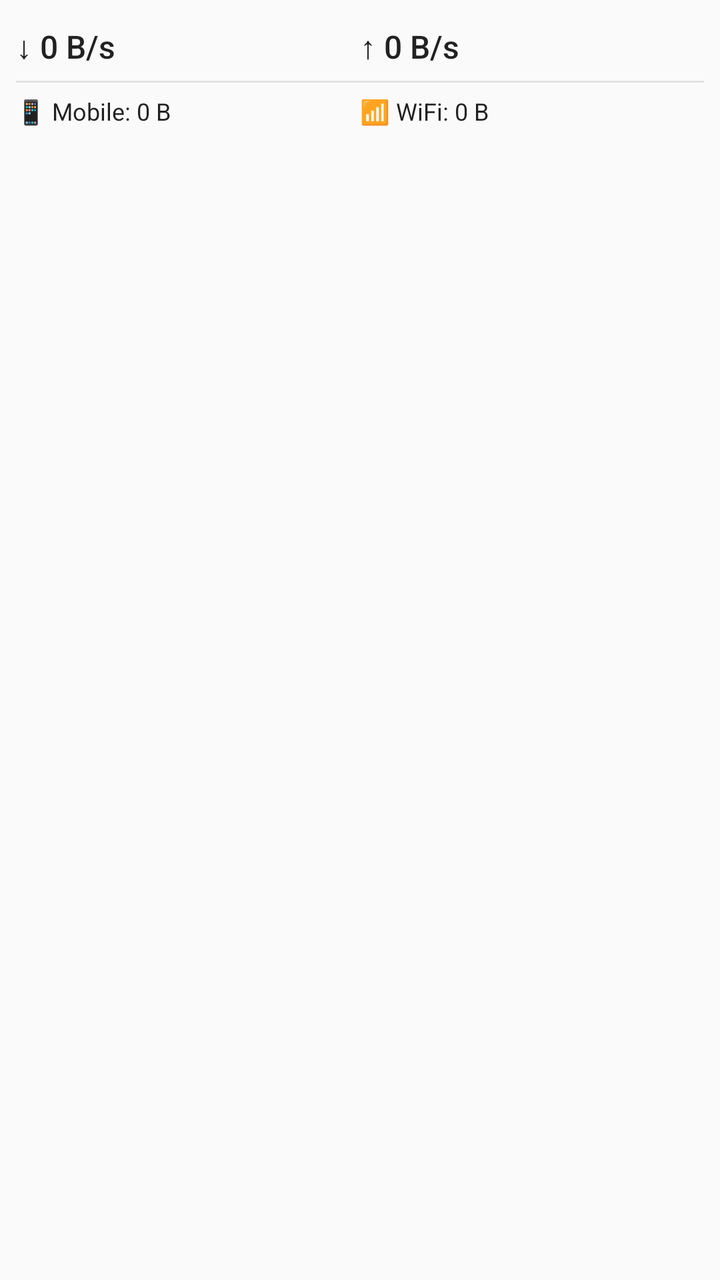
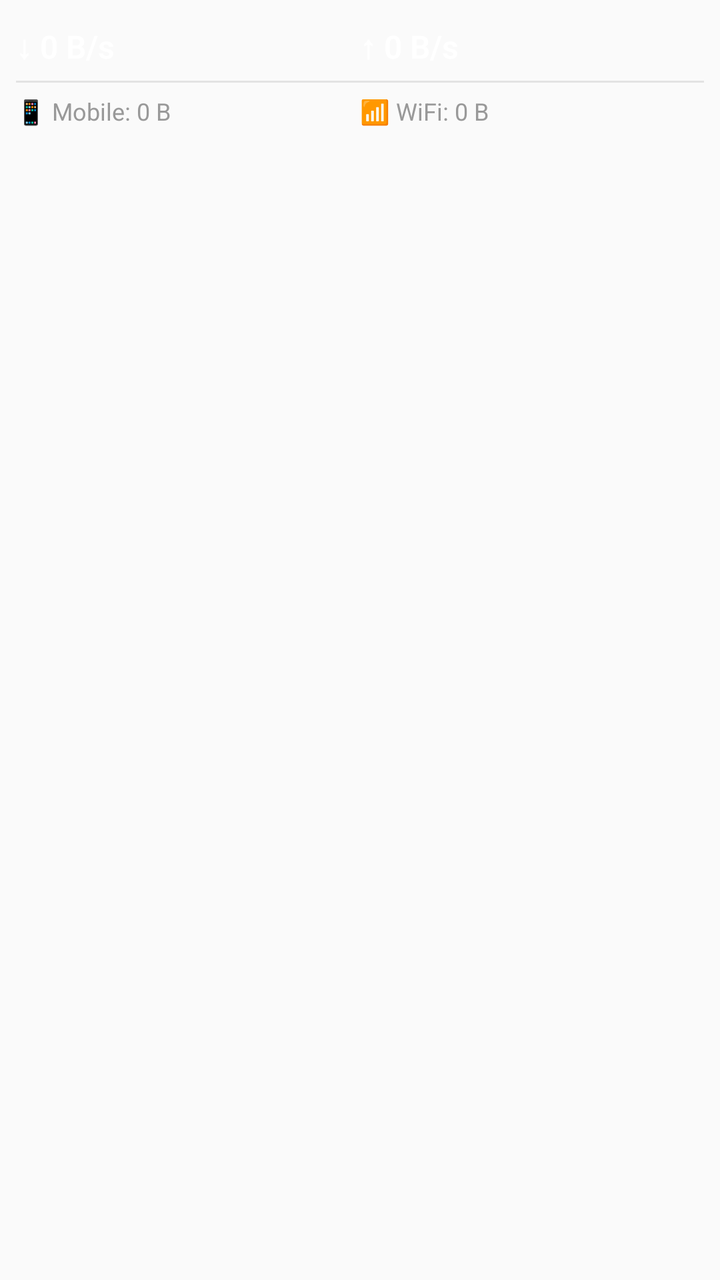

Screens rendered from an Android XML layout before and after an edit, with the pre-edit source and the edit as a unified diff.
<!-- AndroidManifest.xml: application theme Theme.DataWatch -->
<!-- res/layout/notification_expanded.xml -->
<?xml version="1.0" encoding="utf-8"?>
<LinearLayout xmlns:android="http://schemas.android.com/apk/res/android"
    android:layout_width="match_parent"
    android:layout_height="wrap_content"
    android:orientation="vertical"
    android:padding="8dp">



    <LinearLayout
        android:layout_width="match_parent"
        android:layout_height="wrap_content"
        android:orientation="horizontal"
        android:layout_marginTop="4dp">
        
        <TextView
            android:id="@+id/tv_rx_speed"
            android:layout_width="0dp"
            android:layout_height="wrap_content"
            android:layout_weight="1"
            android:text="↓ 0 B/s"
            android:textAppearance="@style/TextAppearance.Compat.Notification.Title"
            android:textSize="16sp"/>
            
        <TextView
            android:id="@+id/tv_tx_speed"
            android:layout_width="0dp"
            android:layout_height="wrap_content"
            android:layout_weight="1"
            android:text="↑ 0 B/s"
            android:textAppearance="@style/TextAppearance.Compat.Notification.Title"
            android:textSize="16sp"/>
    </LinearLayout>
    
    <ImageView
        android:layout_width="match_parent"
        android:layout_height="1dp"
        android:background="#33888888"
        android:layout_marginTop="6dp"
        android:layout_marginBottom="6dp"/>
        
    <LinearLayout
        android:layout_width="match_parent"
        android:layout_height="wrap_content"
        android:orientation="horizontal">
        
        <TextView
            android:id="@+id/tv_mobile_data"
            android:layout_width="0dp"
            android:layout_height="wrap_content"
            android:layout_weight="1"
            android:text="📱 Mobile: 0 B"
            android:textAppearance="@style/TextAppearance.Compat.Notification.Line2"
            android:textSize="12sp"/>
            
        <TextView
            android:id="@+id/tv_wifi_data"
            android:layout_width="0dp"
            android:layout_height="wrap_content"
            android:layout_weight="1"
            android:text="📶 WiFi: 0 B"
            android:textAppearance="@style/TextAppearance.Compat.Notification.Line2"
            android:textSize="12sp"/>
    </LinearLayout>
</LinearLayout>
<!-- resources referenced by this layout -->
<resources>
  <style name="Theme.DataWatch" parent="android:Theme.Material.Light.NoActionBar" />
</resources>

<!-- the commit's change to res/layout/notification_expanded.xml (unified diff, before → after) -->
@@ -19,7 +19,7 @@
             android:layout_height="wrap_content"
             android:layout_weight="1"
             android:text="↓ 0 B/s"
-            android:textAppearance="@style/TextAppearance.Compat.Notification.Title"
+            android:textAppearance="@android:style/TextAppearance.StatusBar.EventContent.Title"
             android:textSize="16sp"/>
             
         <TextView
@@ -28,7 +28,7 @@
             android:layout_height="wrap_content"
             android:layout_weight="1"
             android:text="↑ 0 B/s"
-            android:textAppearance="@style/TextAppearance.Compat.Notification.Title"
+            android:textAppearance="@android:style/TextAppearance.StatusBar.EventContent.Title"
             android:textSize="16sp"/>
     </LinearLayout>
     
@@ -50,7 +50,7 @@
             android:layout_height="wrap_content"
             android:layout_weight="1"
             android:text="📱 Mobile: 0 B"
-            android:textAppearance="@style/TextAppearance.Compat.Notification.Line2"
+            android:textAppearance="@android:style/TextAppearance.StatusBar.EventContent"
             android:textSize="12sp"/>
             
         <TextView
@@ -59,7 +59,7 @@
             android:layout_height="wrap_content"
             android:layout_weight="1"
             android:text="📶 WiFi: 0 B"
-            android:textAppearance="@style/TextAppearance.Compat.Notification.Line2"
+            android:textAppearance="@android:style/TextAppearance.StatusBar.EventContent"
             android:textSize="12sp"/>
     </LinearLayout>
 </LinearLayout>
